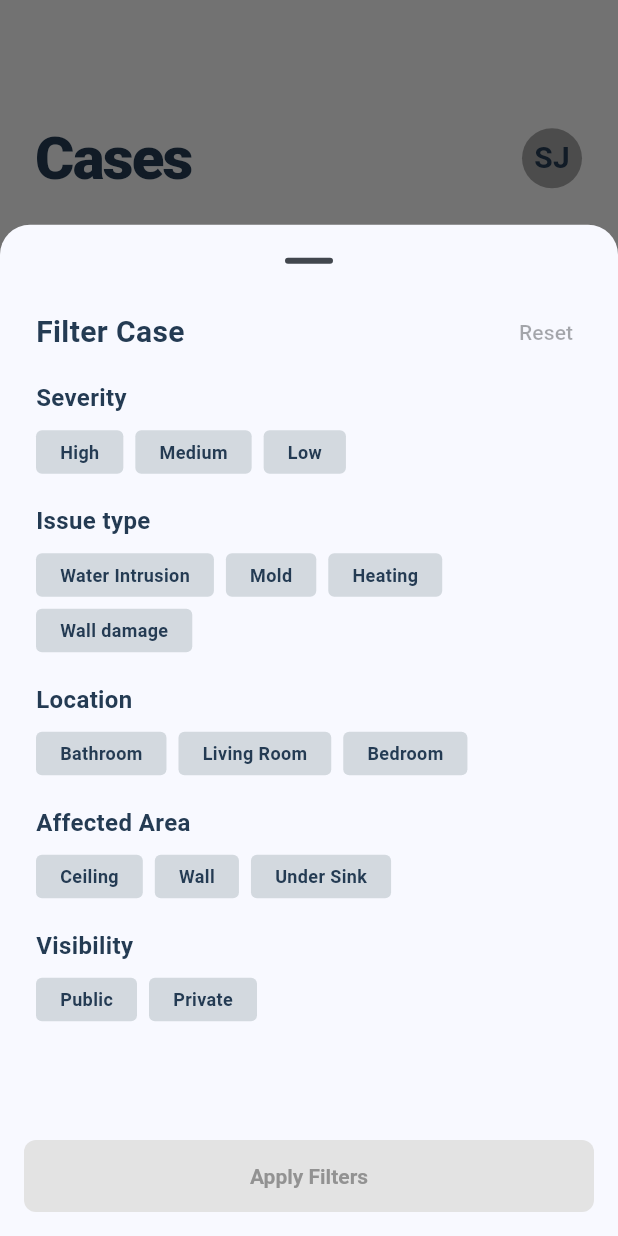
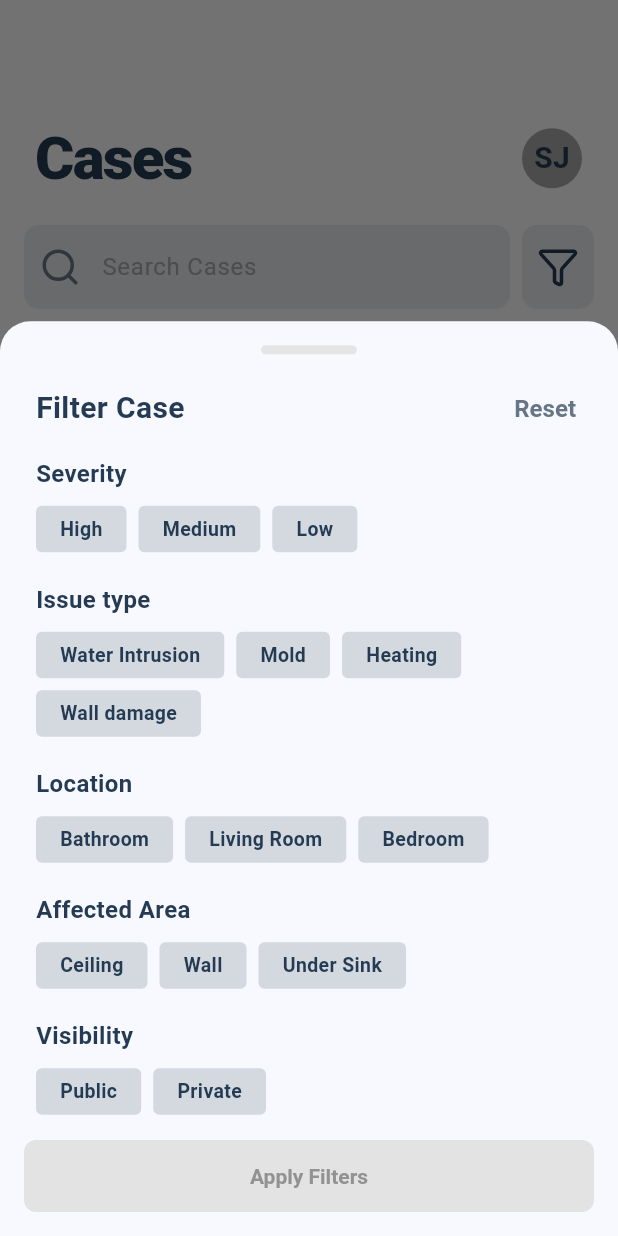
Before and after one commit to NebiusXNVIDIA-Global-AI-Hackathon/Dwell-FE, a Flutter app: the ReportsPage screen opened by its route, after a tap on an icon or button, on a phone screen of 412 x 824 dp. Run offline on Flutter 3.47's test engine with Material 3 defaults, Android fonts, the phone set to English and light mode, and no system bars; our stand-ins replace flutter_riverpod, flutter_svg, go_router, lucide_icons_flutter, material_ui; missing offline and left inert: fquery, fquery_core; network calls fail; Roboto replaces fonts that are missing (Pretendard Variable).

Commit message:
🎨 Design: Update case filter modal layout and styles

```diff
--- a/lib/features/reports/pages/reports_page.dart
+++ b/lib/features/reports/pages/reports_page.dart
@@ -42,7 +42,7 @@ class _ReportsPageState extends State<ReportsPage> {
       useRootNavigator: true,
       useSafeArea: true,
       isScrollControlled: true,
-      showDragHandle: true,
+      showDragHandle: false,
       backgroundColor: colors.surface,
       clipBehavior: Clip.antiAlias,
       shape: const RoundedRectangleBorder(
--- a/lib/features/reports/widgets/case_filter_sheet.dart
+++ b/lib/features/reports/widgets/case_filter_sheet.dart
@@ -30,11 +30,27 @@ class _CaseFilterSheetState extends State<CaseFilterSheet> {
     final textColor = isLight ? const Color(0xFF243B53) : colors.onSurface;
 
     return SizedBox(
-      height: MediaQuery.sizeOf(context).height * 0.76,
+      height: MediaQuery.sizeOf(context).height * 0.74,
       child: SafeArea(
         top: false,
         child: Column(
           children: [
+            // 상단 바
+            Padding(
+              padding: const EdgeInsets.only(top: 16, bottom: 12),
+              child: Center(
+                child: Container(
+                  width: 64,
+                  height: 6,
+                  decoration: BoxDecoration(
+                    color: const Color(0xFFE5E5E5),
+                    borderRadius: BorderRadius.circular(100),
+                  ),
+                ),
+              ),
+            ),
+
+            // 제목 및 Reset 버튼
             Padding(
               padding: const EdgeInsets.fromLTRB(24, 0, 16, 8),
               child: Row(
@@ -59,12 +75,19 @@ class _CaseFilterSheetState extends State<CaseFilterSheet> {
                         : null,
                     style: TextButton.styleFrom(
                       foregroundColor: const Color(0xFF007AFF),
+                      disabledForegroundColor: const Color(0xFF667685),
+                      textStyle: const TextStyle(
+                        fontSize: 16,
+                        fontWeight: FontWeight.w600,
+                      ),
                     ),
                     child: const Text('Reset'),
                   ),
                 ],
               ),
             ),
+
+            // 필터 선택 영역
             Expanded(
               child: SingleChildScrollView(
                 padding: const EdgeInsets.symmetric(horizontal: 24),
@@ -115,6 +138,8 @@ class _CaseFilterSheetState extends State<CaseFilterSheet> {
                 ),
               ),
             ),
+
+            // 적용 버튼
             Padding(
               padding: const EdgeInsets.fromLTRB(16, 12, 16, 16),
               child: PrimaryActionButton(
@@ -148,11 +173,13 @@ class _FilterOption extends StatelessWidget {
   Widget build(BuildContext context) {
     final colors = Theme.of(context).colorScheme;
     final isLight = colors.brightness == Brightness.light;
+
     final background = selected
         ? const Color(0xFF243B53)
         : isLight
         ? const Color(0xFFD3D9DF)
         : colors.surfaceContainerHighest;
+
     final foreground = selected
         ? Colors.white
         : isLight
@@ -174,7 +201,7 @@ class _FilterOption extends StatelessWidget {
               label,
               style: TextStyle(
                 color: foreground,
-                fontSize: 12,
+                fontSize: 13,
                 fontWeight: FontWeight.w600,
               ),
             ),
```
Also changed, not shown: flutter_01.png (added).
